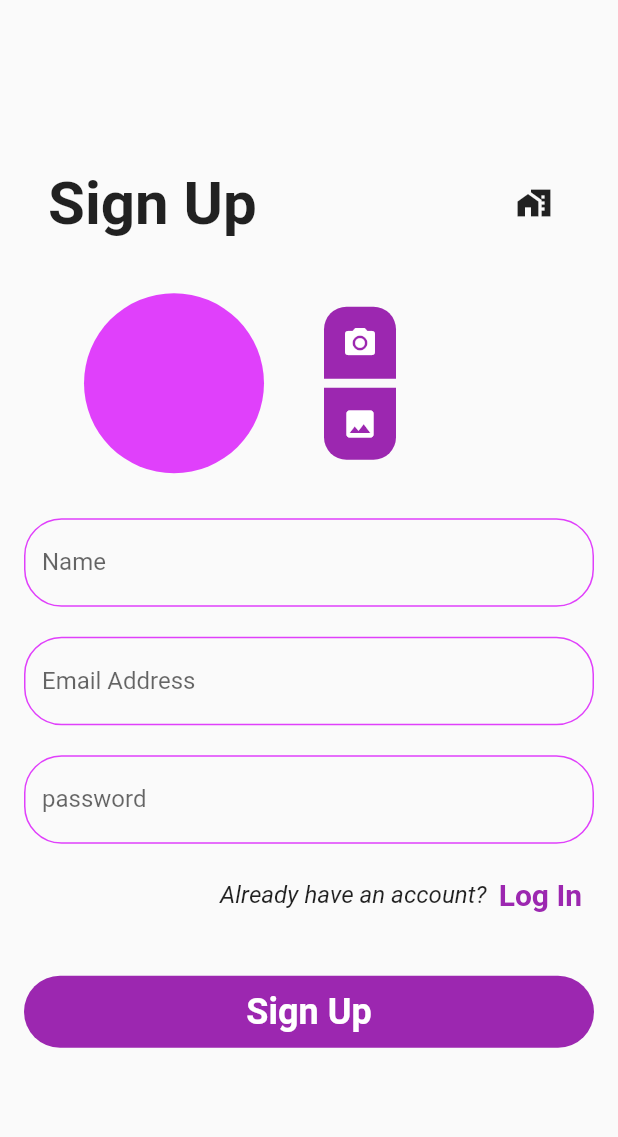
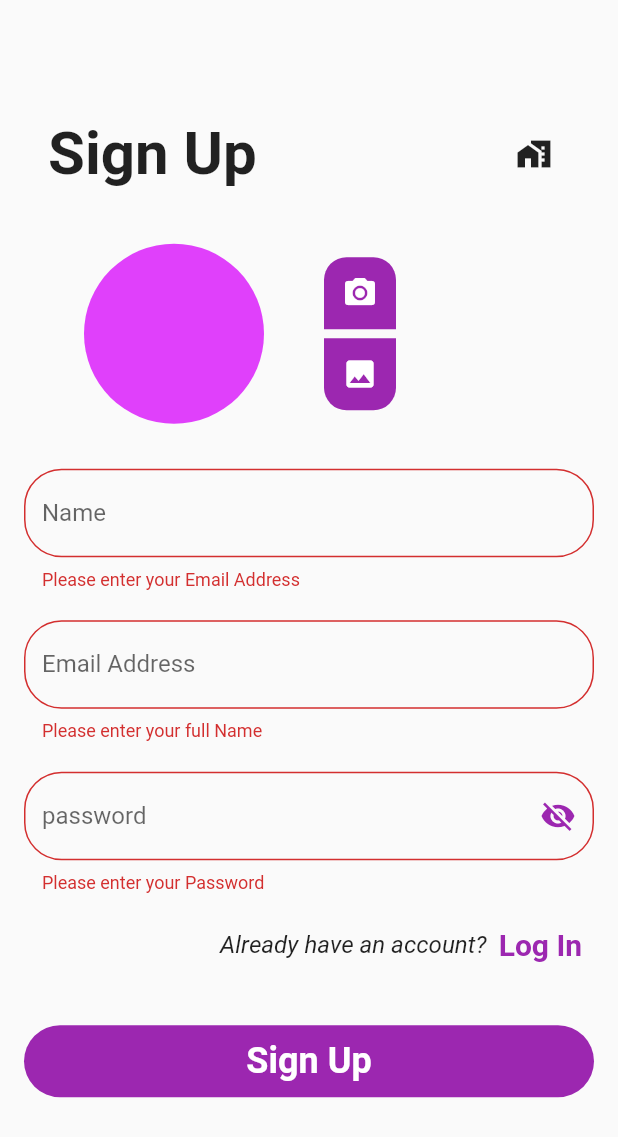
Before and after one commit to kishanup78910/ecom, a Flutter app: the CustomerRegister screen opened by its route, after a tap on "Sign Up", on a phone screen of 412 x 824 dp. Shown: the top 1137 px of the screen. Run offline on Flutter 3.47's test engine with Material 2 defaults, Android fonts, the phone set to English and light mode, and no system bars; our stand-ins replace animated_text_kit.

Commit message:
form validation done

```diff
--- a/lib/auth/customer_signUp.dart
+++ b/lib/auth/customer_signUp.dart
@@ -9,6 +9,8 @@ class CustomerRegister extends StatefulWidget {
 }
 
 class _CustomerRegisterState extends State<CustomerRegister> {
+  final GlobalKey<FormState> _formKey = GlobalKey<FormState>();
+  bool passwordVisibilty = false;
   @override
   Widget build(BuildContext context) {
     return Scaffold(
@@ -19,6 +21,8 @@ class _CustomerRegisterState extends State<CustomerRegister> {
             reverse: true,
             child: Padding(
               padding: const EdgeInsets.all(16.0),
+              child: Form(
+                key: _formKey,
                 child: Column(
                   //   mainAxisAlignment: MainAxisAlignment.center,
                   children: [
@@ -72,11 +76,28 @@ class _CustomerRegisterState extends State<CustomerRegister> {
                     ),
                     Padding(
                       padding: const EdgeInsets.symmetric(vertical: 10.0),
-                    child: TextFormField(decoration: textFormDecoration),
+                      child: TextFormField(
+                        validator: (value) {
+                          if (value!.isEmpty) {
+                            return 'Please enter your Email Address';
+                          }
+                          return null;
+                        },
+                        decoration: textFormDecoration.copyWith(
+                          hintText: "Enter your name",
+                          labelText: "Name",
+                        ),
+                      ),
                     ),
                     Padding(
                       padding: const EdgeInsets.symmetric(vertical: 10.0),
                       child: TextFormField(
+                        validator: (value) {
+                          if (value!.isEmpty) {
+                            return 'Please enter your full Name';
+                          }
+                          return null;
+                        },
                         keyboardType: TextInputType.emailAddress,
 
                         decoration: textFormDecoration.copyWith(
@@ -106,7 +127,25 @@ class _CustomerRegisterState extends State<CustomerRegister> {
                     Padding(
                       padding: const EdgeInsets.symmetric(vertical: 10.0),
                       child: TextFormField(
+                        validator: (value) {
+                          if (value!.isEmpty) {
+                            return 'Please enter your Password';
+                          }
+                          return null;
+                        },
+                        obscureText: passwordVisibilty,
                         decoration: textFormDecoration.copyWith(
+                          suffixIcon: IconButton(
+                            onPressed: () {
+                              setState(() {
+                                passwordVisibilty = !passwordVisibilty;
+                              });
+                            },
+                            icon: Icon(passwordVisibilty
+                                ? Icons.visibility
+                                : Icons.visibility_off),
+                            color: Colors.purple,
+                          ),
                           hintText: "Enter your password",
                           labelText: "password",
                         ),
@@ -135,9 +174,16 @@ class _CustomerRegisterState extends State<CustomerRegister> {
                         onPressed: () {}),
                     AuthMainButton(
                       mainButtonLabel: 'Sign Up',
-                    onPressed: () {},
+                      onPressed: () {
+                        if (_formKey.currentState!.validate()) {
+                          print('Validated');
+                        } else {
+                          print('Not Validated');
+                        }
+                      },
                     )
                   ],
+                ),
               ),
             ),
           ),
```
Lines whose indentation alone changed are shown as unchanged.
